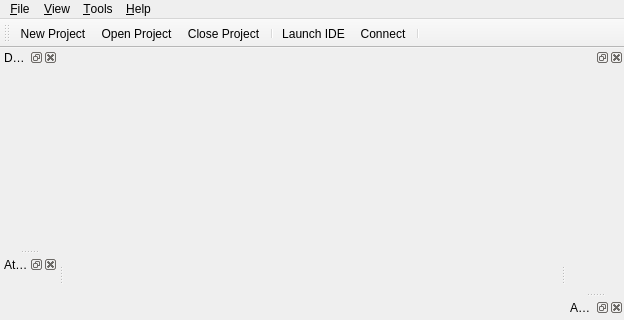
Old version of the form DesignerTool/src/MainWindow.ui in the repository GameOverture/HarmonyEngine; both pictures show x 0 to 624 and y 0 to 320 of the 624 by 546 pixel window.
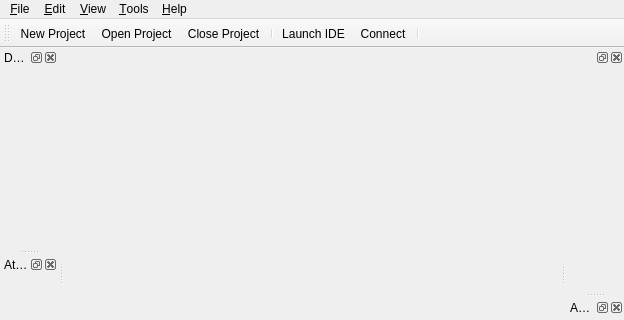
New version of the form. Icons and pictures are not drawn. Custom widgets are drawn as their Qt base class.

```diff
--- a/DesignerTool/src/MainWindow.ui
+++ b/DesignerTool/src/MainWindow.ui
@@ -103,7 +103,13 @@
     </property>
     <addaction name="actionAbout"/>
    </widget>
+   <widget class="QMenu" name="menu_Edit">
+    <property name="title">
+     <string>&amp;Edit</string>
+    </property>
+   </widget>
    <addaction name="menu_File"/>
+   <addaction name="menu_Edit"/>
    <addaction name="menu_View"/>
    <addaction name="menu_Tools"/>
    <addaction name="menu_Help"/>
```
